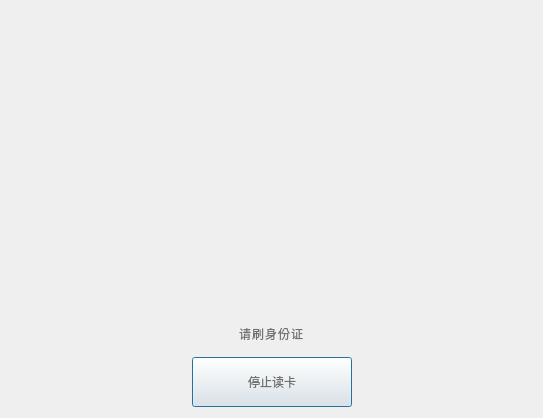
The window that SSCard_System/sys_dialogreadidcard.ui (leithergit/SSCard_System) describes before a commit, drawn with Qt 5.
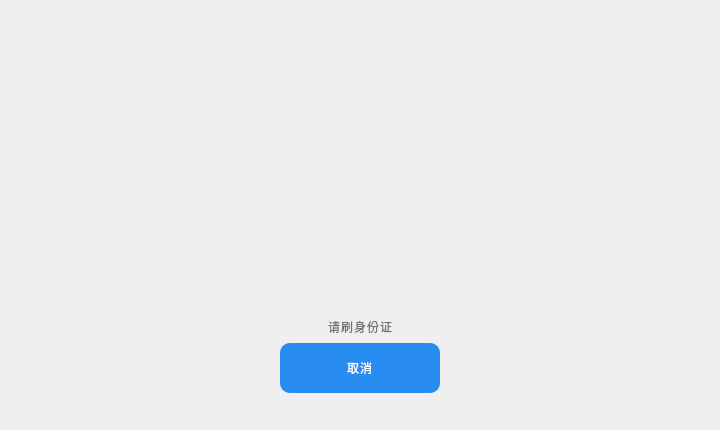
The same window after the commit.

Diff of the .ui file:
```diff
--- a/SSCard_System/sys_dialogreadidcard.ui
+++ b/SSCard_System/sys_dialogreadidcard.ui
@@ -6,10 +6,22 @@
    <rect>
     <x>0</x>
     <y>0</y>
-    <width>543</width>
-    <height>418</height>
+    <width>720</width>
+    <height>430</height>
    </rect>
   </property>
+  <property name="minimumSize">
+   <size>
+    <width>720</width>
+    <height>430</height>
+   </size>
+  </property>
+  <property name="maximumSize">
+   <size>
+    <width>720</width>
+    <height>430</height>
+   </size>
+  </property>
   <property name="windowTitle">
    <string>Dialog</string>
   </property>
@@ -21,6 +33,9 @@
        <property name="orientation">
         <enum>Qt::Horizontal</enum>
        </property>
+       <property name="sizeType">
+        <enum>QSizePolicy::MinimumExpanding</enum>
+       </property>
        <property name="sizeHint" stdset="0">
         <size>
          <width>40</width>
@@ -53,6 +68,9 @@
        <property name="orientation">
         <enum>Qt::Horizontal</enum>
        </property>
+       <property name="sizeType">
+        <enum>QSizePolicy::MinimumExpanding</enum>
+       </property>
        <property name="sizeHint" stdset="0">
         <size>
          <width>40</width>
@@ -141,13 +159,19 @@
         </size>
        </property>
        <property name="styleSheet">
-        <string notr="true">#pushButton_Stop{
-color: #707070;
-font:32px &quot;思源黑体 CN Medium&quot;;
-}</string>
+        <string notr="true">QPushButton{background-color: #298cf0;
+border-radius: 10px;
+font: 57 36px &quot;思源黑体 CN Medium&quot;;
+font-weight: normal;
+line-height: 49px;
+letter-spacing: 1px;
+color: #ffffff;}
+QPushButton:pressed{background:#38a357;}
+QPushButton:!enabled{background:#cacaca;}
+</string>
        </property>
        <property name="text">
-        <string>停止读卡</string>
+        <string>取消</string>
        </property>
       </widget>
      </item>
@@ -166,6 +190,19 @@
      </item>
     </layout>
    </item>
+   <item>
+    <spacer name="verticalSpacer">
+     <property name="orientation">
+      <enum>Qt::Vertical</enum>
+     </property>
+     <property name="sizeHint" stdset="0">
+      <size>
+       <width>20</width>
+       <height>20</height>
+      </size>
+     </property>
+    </spacer>
+   </item>
   </layout>
  </widget>
  <resources/>
```
